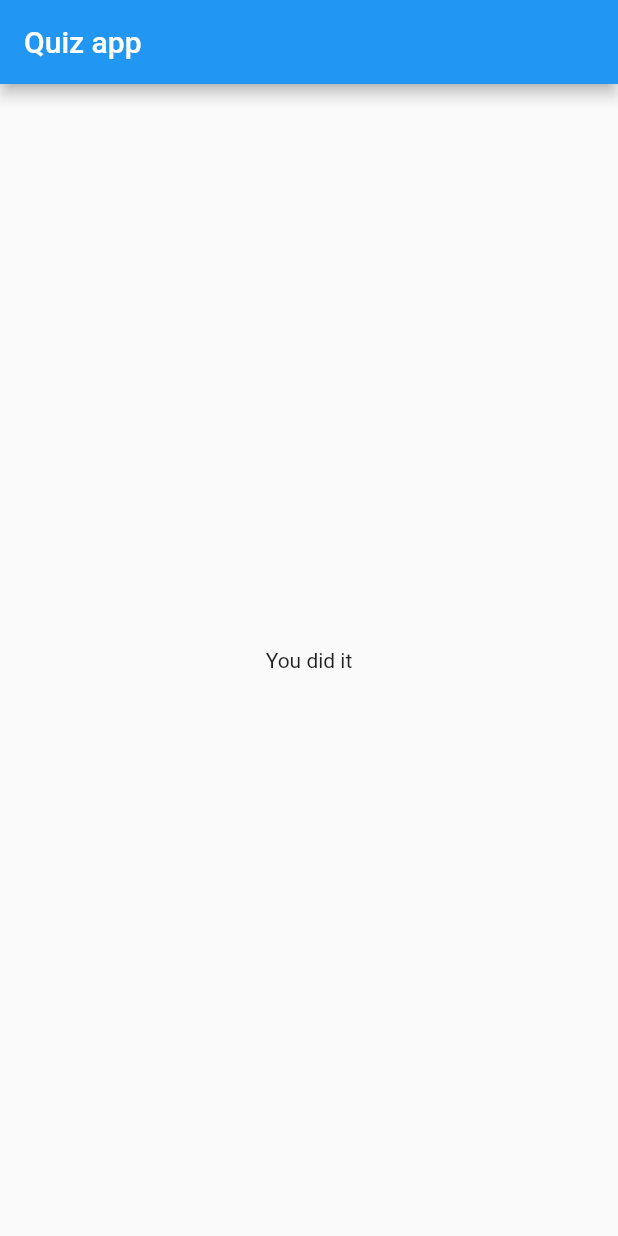
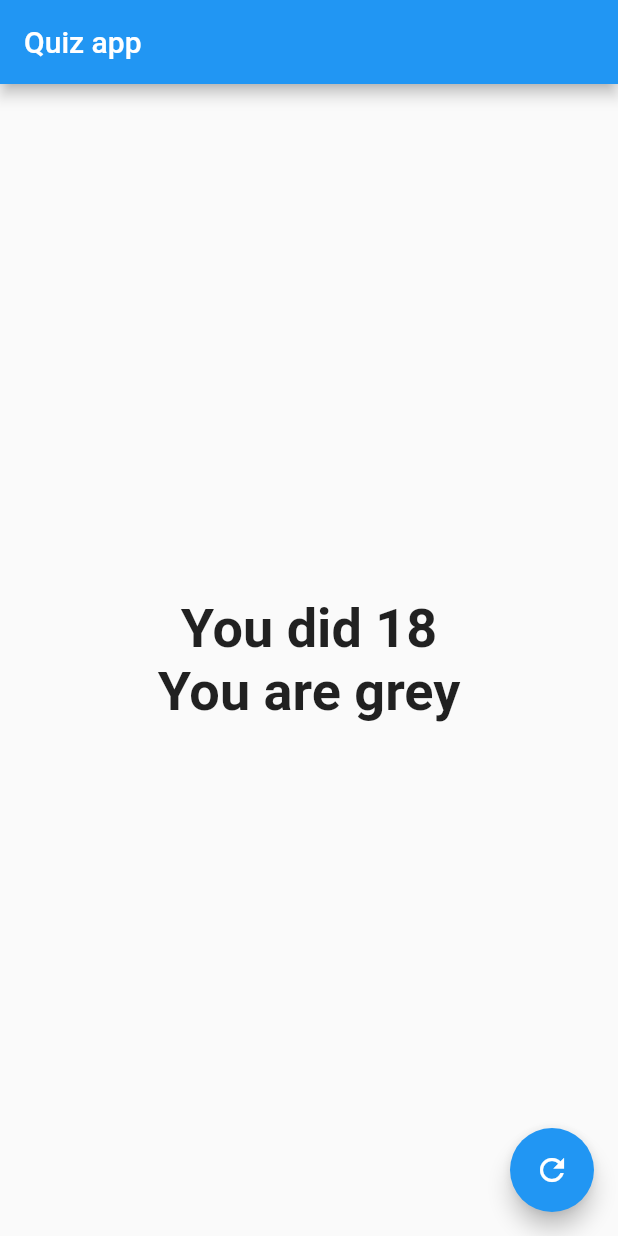
Before and after one commit to FedeArce/FlutterCourse, a Flutter app: the screen it shows after launch, after a tap on "Black", after a tap on "Snake", after a tap on "Dave", on a phone screen of 412 x 824 dp. Run offline on Flutter 3.47's test engine with Material 2 defaults, Android fonts, the phone set to English and light mode, and no system bars.

Commit message:
finished module 2

```diff
--- a/first_app/lib/main.dart
+++ b/first_app/lib/main.dart
@@ -2,6 +2,7 @@ import 'package:flutter/material.dart';
 
 import './quiz.dart';
 import './result.dart';
+import './refresh.dart';
 
 void main() {
   runApp(MyApp());
@@ -17,23 +18,47 @@ class MyApp extends StatefulWidget {
 
 class _MyAppState extends State<MyApp> {
   var _questionIndex = 0;
+  var _totalScore = 0;
   final _questions = [
     {
       'question': 'What\'s your favorite color?',
-      'answers': ['Black', 'Red', 'Green', 'White'],
+      'answers': [
+        {'text': 'Black', 'score': 10},
+        {'text': 'Red', 'score': 5},
+        {'text': 'Green', 'score': 3},
+        {'text': 'White', 'score': 1}
+      ],
     },
     {
       'question': 'What\'s your favorite animal?',
-      'answers': ['Rabbit', 'Snake', 'Elefant', 'Lion'],
+      'answers': [
+        {'text': 'Rabbit', 'score': 10},
+        {'text': 'Snake', 'score': 5},
+        {'text': 'Elefant', 'score': 3},
+        {'text': 'Lion', 'score': 1}
+      ],
     },
     {
       'question': 'Who\'s your favorite teacher?',
-      'answers': ['Max', 'John', 'Dave', 'Marques'],
+      'answers': [
+        {'text': 'Max', 'score': 10},
+        {'text': 'John', 'score': 5},
+        {'text': 'Dave', 'score': 3},
+        {'text': 'Marques', 'score': 1}
+      ],
     },
   ];
 
-  void _answerQuestion() {
+  void _refresh() {
+    _totalScore = 0;
+    setState(() {
+      _questionIndex = 0;
+    });
+  }
+
+  void _answerQuestion(int score) {
     print(_questionIndex);
+    _totalScore += score;
     setState(() {
       _questionIndex++;
     });
@@ -51,7 +76,8 @@ class _MyAppState extends State<MyApp> {
                 questionIndex: _questionIndex,
                 questions: _questions,
               )
-            : Result(),
+            : Result(_totalScore),
+        floatingActionButton: Refresh(_refresh),
       ),
     );
   }
--- a/first_app/lib/quiz.dart
+++ b/first_app/lib/quiz.dart
@@ -19,8 +19,9 @@ class Quiz extends StatelessWidget {
     return Column(
       children: [
         Question(questions[questionIndex]['question']),
-        ...(questions[questionIndex]['answers'] as List<String>).map((answer) {
-          return Answer(answerQuestion, answer);
+        ...(questions[questionIndex]['answers'] as List<Map<String, Object>>)
+            .map((answer) {
+          return Answer(() => answerQuestion(answer['score']), answer['text']);
         }).toList(),
       ],
     );
--- /dev/null
+++ b/first_app/lib/refresh.dart
@@ -0,0 +1,16 @@
+import 'package:flutter/material.dart';
+
+class Refresh extends StatelessWidget {
+  final Function selectHandler;
+
+  Refresh(this.selectHandler);
+
+  @override
+  Widget build(BuildContext context) {
+    return FloatingActionButton(
+      onPressed: selectHandler,
+      tooltip: 'Restart game',
+      child: const Icon(Icons.refresh),
+    );
+  }
+}
--- a/first_app/lib/result.dart
+++ b/first_app/lib/result.dart
@@ -1,10 +1,33 @@
 import 'package:flutter/material.dart';
 
 class Result extends StatelessWidget {
+  final int totalScore;
+
+  Result(this.totalScore);
+
+  String get resultPhrase {
+    String resultText = 'You did ' + totalScore.toString() + '\n';
+    if (totalScore <= 10) {
+      resultText += 'You are white';
+    } else if (totalScore <= 20) {
+      resultText += 'You are grey';
+    } else {
+      resultText += 'You are black';
+    }
+    return resultText;
+  }
+
   @override
   Widget build(BuildContext context) {
     return Center(
-      child: Text('You did it'),
+      child: Text(
+        resultPhrase,
+        style: TextStyle(
+          fontSize: 36,
+          fontWeight: FontWeight.bold,
+        ),
+        textAlign: TextAlign.center,
+      ),
     );
   }
 }
```
